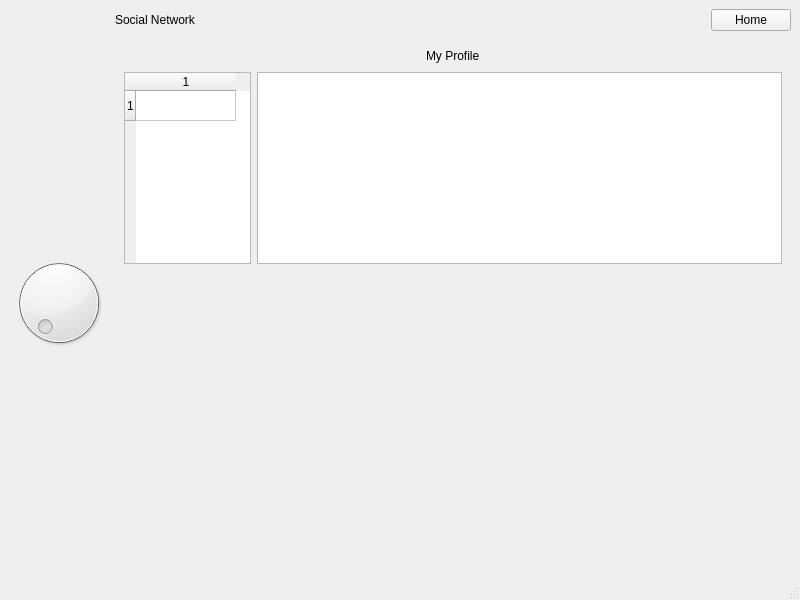
First picture: the form in csci-062/src/socialnetworkwindow.ui, repository Focus172/uni, before the edit.
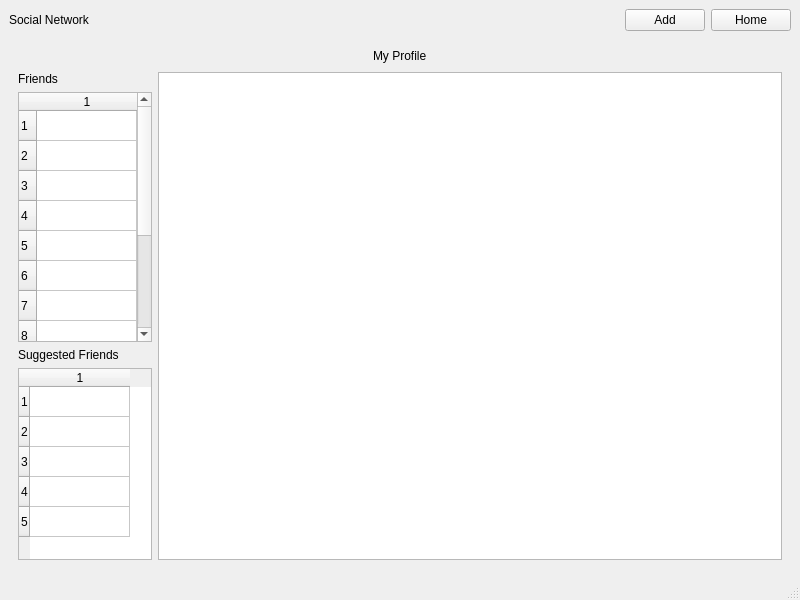
Second picture: the form after the edit. The open tabs and pages were chosen to show the change.

Patch:
```diff
--- a/csci-062/src/socialnetworkwindow.ui
+++ b/csci-062/src/socialnetworkwindow.ui
@@ -15,10 +15,45 @@
   </property>
   <widget class="QWidget" name="centralwidget">
    <layout class="QGridLayout" name="gridLayout">
+    <item row="0" column="0">
+     <layout class="QHBoxLayout" name="horizontalLayout_2">
+      <item>
+       <widget class="QLabel" name="label">
+        <property name="text">
+         <string>Social Network</string>
+        </property>
+       </widget>
+      </item>
+      <item>
+       <spacer name="horizontalSpacer_3">
+        <property name="orientation">
+         <enum>Qt::Horizontal</enum>
+        </property>
+        <property name="sizeHint" stdset="0">
+         <size>
+          <width>40</width>
+          <height>20</height>
+         </size>
+        </property>
+       </spacer>
+      </item>
+      <item>
+       <widget class="QPushButton" name="profile_add">
+        <property name="text">
+         <string>Add</string>
+        </property>
+       </widget>
+      </item>
+      <item>
+       <widget class="QPushButton" name="profile_home">
+        <property name="text">
+         <string>Home</string>
+        </property>
+       </widget>
+      </item>
+     </layout>
+    </item>
     <item row="1" column="0">
-     <widget class="QDial" name="dial"/>
-    </item>
-    <item row="1" column="1">
      <widget class="QStackedWidget" name="main_view">
       <widget class="QWidget" name="loginpage">
        <layout class="QGridLayout" name="gridLayout_2">
@@ -162,9 +197,18 @@
         <item row="2" column="0">
          <layout class="QHBoxLayout" name="horizontalLayout">
           <item>
+           <layout class="QVBoxLayout" name="verticalLayout">
+            <item>
+             <widget class="QLabel" name="label_2">
+              <property name="text">
+               <string>Friends</string>
+              </property>
+             </widget>
+            </item>
+            <item>
            <widget class="QTableWidget" name="profile_friends_table">
             <property name="sizePolicy">
-             <sizepolicy hsizetype="Minimum" vsizetype="Minimum">
+               <sizepolicy hsizetype="Minimum" vsizetype="Expanding">
               <horstretch>0</horstretch>
               <verstretch>0</verstretch>
              </sizepolicy>
@@ -197,14 +241,59 @@
              <bool>false</bool>
             </property>
             <property name="rowCount">
+               <number>12</number>
+              </property>
+              <property name="columnCount">
              <number>1</number>
             </property>
+              <row/>
+              <row/>
+              <row/>
+              <row/>
+              <row/>
+              <row/>
+              <row/>
+              <row/>
+              <row/>
+              <row/>
+              <row/>
+              <row/>
+              <column/>
+             </widget>
+            </item>
+            <item>
+             <widget class="QLabel" name="profile_suggested_lable">
+              <property name="text">
+               <string>Suggested Friends</string>
+              </property>
+             </widget>
+            </item>
+            <item>
+             <widget class="QTableWidget" name="profile_suggested_table">
+              <property name="sizePolicy">
+               <sizepolicy hsizetype="Ignored" vsizetype="Fixed">
+                <horstretch>0</horstretch>
+                <verstretch>0</verstretch>
+               </sizepolicy>
+              </property>
+              <property name="lineWidth">
+               <number>1</number>
+              </property>
+              <property name="rowCount">
+               <number>5</number>
+              </property>
             <property name="columnCount">
              <number>1</number>
             </property>
             <row/>
+              <row/>
+              <row/>
+              <row/>
+              <row/>
             <column/>
            </widget>
+            </item>
+           </layout>
           </item>
           <item>
            <widget class="QListView" name="profile_post_list">
@@ -230,37 +319,6 @@
       </widget>
      </widget>
     </item>
-    <item row="0" column="1">
-     <layout class="QHBoxLayout" name="horizontalLayout_2">
-      <item>
-       <widget class="QLabel" name="label">
-        <property name="text">
-         <string>Social Network</string>
-        </property>
-       </widget>
-      </item>
-      <item>
-       <spacer name="horizontalSpacer_3">
-        <property name="orientation">
-         <enum>Qt::Horizontal</enum>
-        </property>
-        <property name="sizeHint" stdset="0">
-         <size>
-          <width>40</width>
-          <height>20</height>
-         </size>
-        </property>
-       </spacer>
-      </item>
-      <item>
-       <widget class="QPushButton" name="profile_home">
-        <property name="text">
-         <string>Home</string>
-        </property>
-       </widget>
-      </item>
-     </layout>
-    </item>
    </layout>
   </widget>
   <widget class="QMenuBar" name="menubar">
```
Lines whose indentation alone changed are shown as unchanged.
